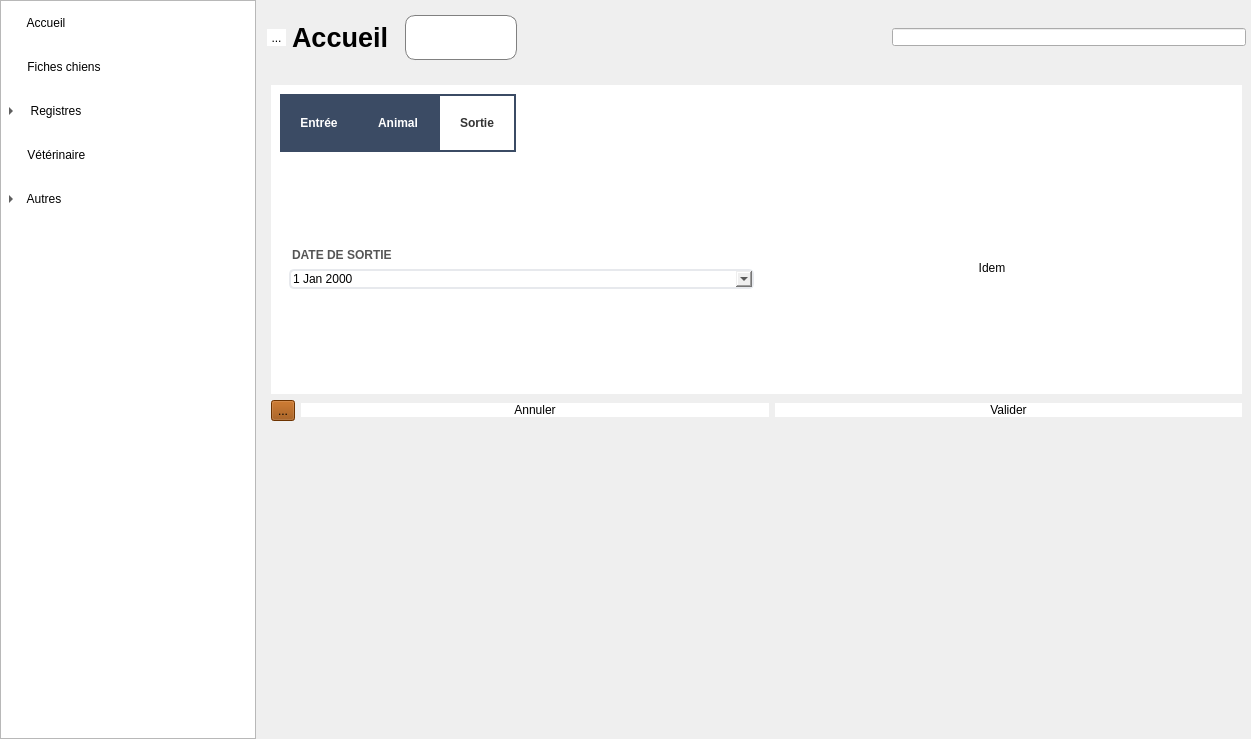
This is mainwindow.ui in ArtAuc/mkrescue as Qt 5 draws it before an edit. The edited form follows.
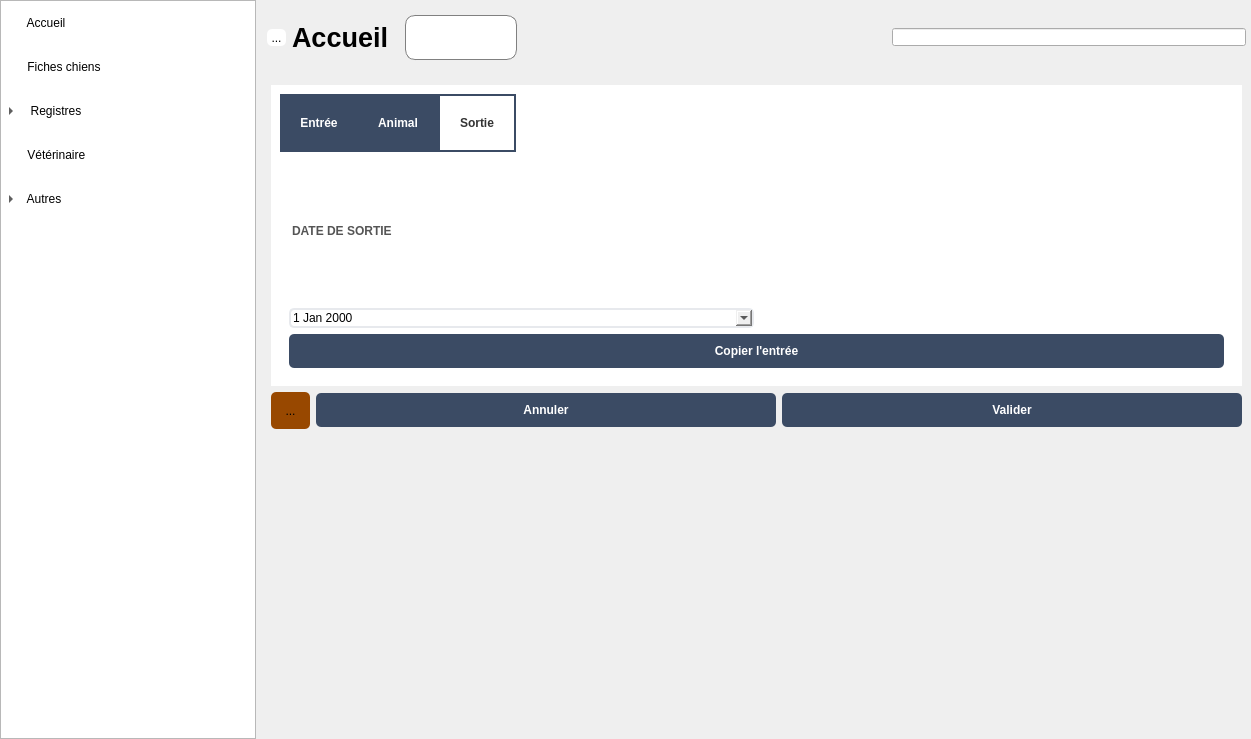
This is the edited form. The open tabs and pages were chosen to show the change. Icons and pictures are not drawn. Custom widgets are drawn as their Qt base class.

Commit message: Beautiful buttons

The edit to the form file:
```diff
--- a/mainwindow.ui
+++ b/mainwindow.ui
@@ -63,8 +63,23 @@
  }
 
 QHeaderView::section {
-	background-color: #212834; color: white; font-weight: bold; 
-}</string>
+	background-color: #212834;
+	color: white;
+	font-weight: bold; 
+}
+
+QPushButton{
+	background-color:#3b4b64;
+	font-weight:bold;
+	color:white;
+	padding:10px;
+}
+
+QToolButton, QPushButton{
+	border:none;
+	border-radius:5px;
+}
+</string>
   </property>
   <widget class="QWidget" name="centralwidget">
    <layout class="QFormLayout" name="formLayout_2">
@@ -630,11 +645,6 @@
 	border-radius: 5px;
 }
 
-QPushButton{
-	background-color:white;
-	border:none;
-}
-
 QComboBox {
 	color:black;
 	background-color:white;
@@ -1060,10 +1070,16 @@
                     </item>
                    </layout>
                   </item>
-                  <item row="0" column="1">
+                  <item row="1" column="0" colspan="2">
                    <widget class="QPushButton" name="sameCareButton">
+                    <property name="sizePolicy">
+                     <sizepolicy hsizetype="Expanding" vsizetype="Fixed">
+                      <horstretch>0</horstretch>
+                      <verstretch>0</verstretch>
+                     </sizepolicy>
+                    </property>
                     <property name="text">
-                     <string>Idem</string>
+                     <string>Copier l'entrée</string>
                     </property>
                    </widget>
                   </item>
@@ -1079,8 +1095,15 @@
            <layout class="QHBoxLayout" name="editButtonsLayout">
             <item>
              <widget class="QToolButton" name="removeButton">
+              <property name="sizePolicy">
+               <sizepolicy hsizetype="Fixed" vsizetype="Preferred">
+                <horstretch>0</horstretch>
+                <verstretch>0</verstretch>
+               </sizepolicy>
+              </property>
               <property name="styleSheet">
-               <string notr="true">background-color:#984800;</string>
+               <string notr="true">background-color:#984800;
+padding:10px;</string>
               </property>
               <property name="text">
                <string>...</string>
```
Left out of the diff: 15 changed lines with no effect on the pictures. The commit also changes 5 other files.
